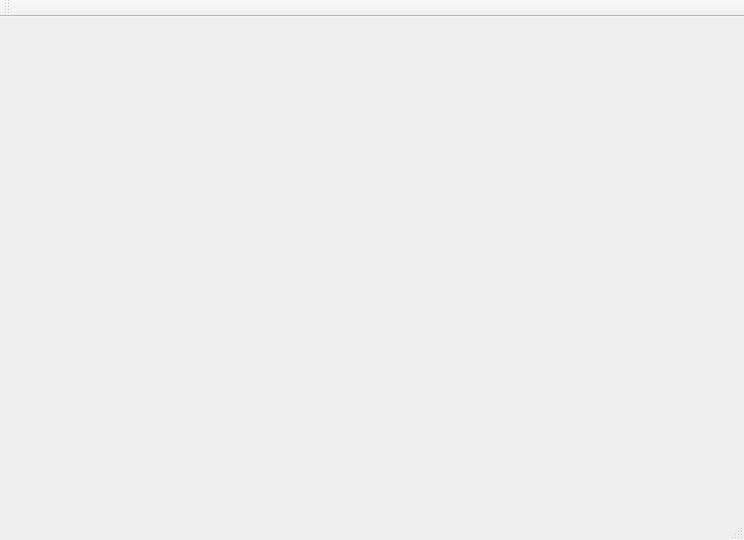
Before: the Qt Designer form mapa/mainwindow.ui in jorgecanut/mapaIHM, drawn with Qt 5.
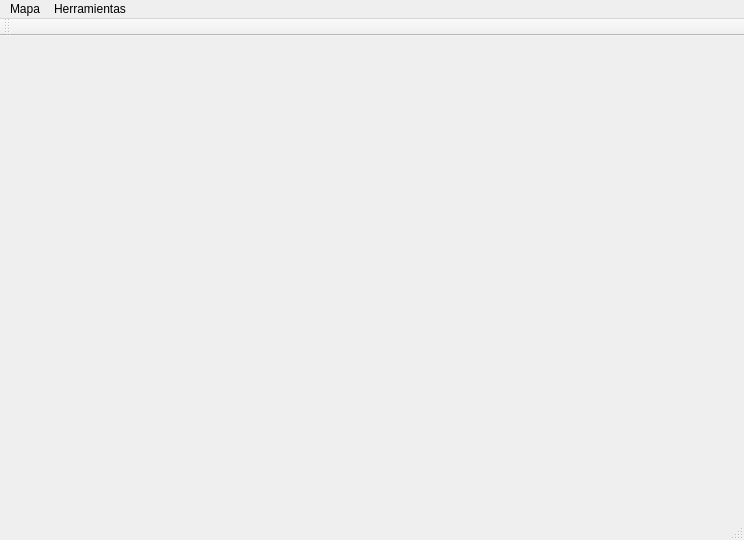
After: the same form once the commit is applied.

Commit message: rotacion y barra herramientas

Patch:
```diff
--- a/mapa/mainwindow.ui
+++ b/mapa/mainwindow.ui
@@ -25,6 +25,27 @@
      <height>20</height>
     </rect>
    </property>
+   <widget class="QMenu" name="menuHerramientas">
+    <property name="title">
+     <string>Herramientas</string>
+    </property>
+    <addaction name="actionRegla"/>
+    <addaction name="actionCompas"/>
+    <addaction name="actionTransportador"/>
+    <addaction name="separator"/>
+    <addaction name="actionRotar_horario"/>
+    <addaction name="actionRotar_antihorario"/>
+   </widget>
+   <widget class="QMenu" name="menuMapa">
+    <property name="title">
+     <string>Mapa</string>
+    </property>
+    <addaction name="actionZoom_In"/>
+    <addaction name="actionZoom_Out"/>
+    <addaction name="actionResetear"/>
+   </widget>
+   <addaction name="menuMapa"/>
+   <addaction name="menuHerramientas"/>
   </widget>
   <widget class="QStatusBar" name="statusbar"/>
   <widget class="QToolBar" name="toolBar">
```
Left out of the diff: 40 changed lines with no effect on the pictures. The commit also changes 6 other files.
